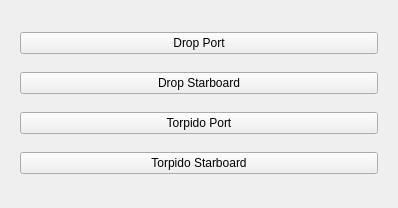
First picture: the form in rqt_actuator/resource/mainWidget.ui, repository sonia-auv/rqt_sonia_plugins, before the edit.
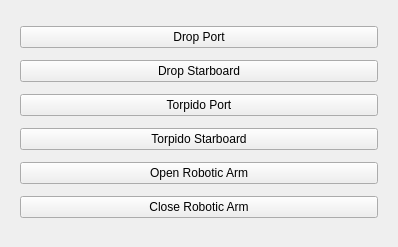
Second picture: the form after the edit.

Commit message: Add arm actuator button

Diff of the .ui file:
```diff
--- a/rqt_actuator/resource/mainWidget.ui
+++ b/rqt_actuator/resource/mainWidget.ui
@@ -7,7 +7,7 @@
     <x>0</x>
     <y>0</y>
     <width>398</width>
-    <height>208</height>
+    <height>247</height>
    </rect>
   </property>
   <property name="minimumSize">
@@ -63,6 +63,20 @@
         </property>
        </widget>
       </item>
+      <item>
+       <widget class="QPushButton" name="open_arm">
+        <property name="text">
+         <string>Open Robotic Arm</string>
+        </property>
+       </widget>
+      </item>
+      <item>
+       <widget class="QPushButton" name="close_arm">
+        <property name="text">
+         <string>Close Robotic Arm</string>
+        </property>
+       </widget>
+      </item>
      </layout>
     </widget>
    </item>
```
The commit also changes 1 other file.
